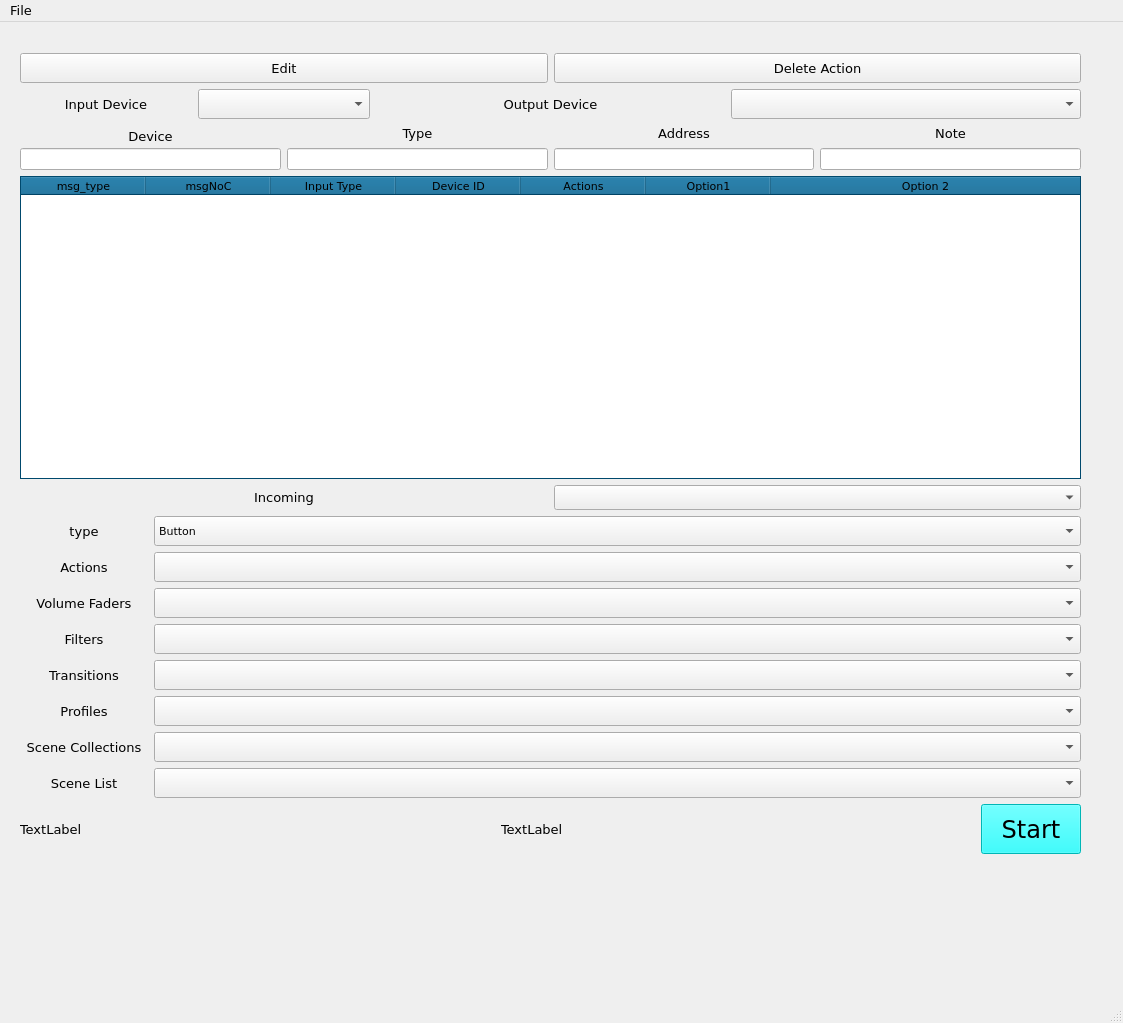
Before: the Qt Designer form qtOBSMIDI.ui in cpyarger/Midi2OBS-Configurator, drawn with Qt 5.
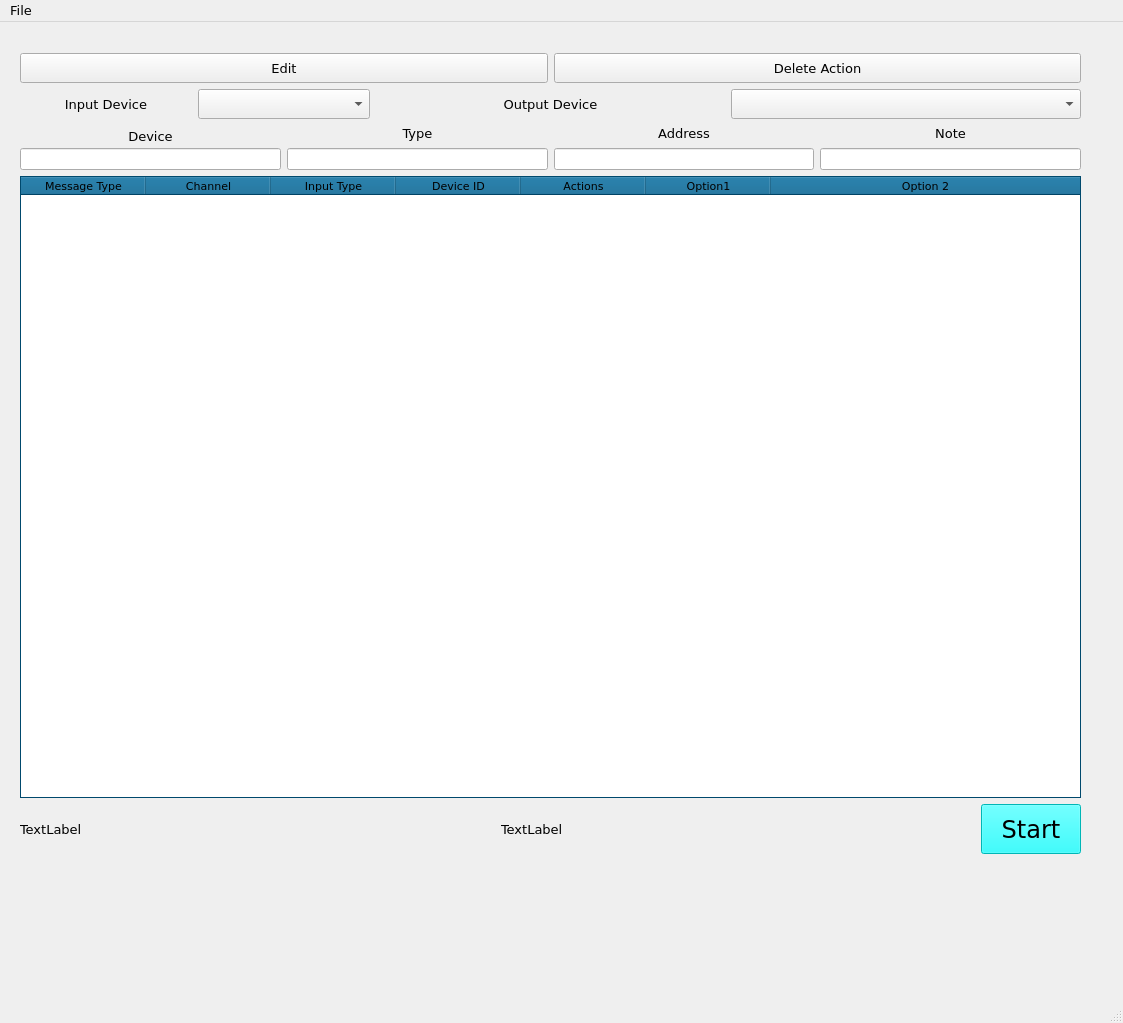
After: the same form once the commit is applied. Icons and pictures are not drawn.

Commit message: Setup Volume combobox and Scene Combobox Get started on setup option1 function

```diff
--- a/qtOBSMIDI.ui
+++ b/qtOBSMIDI.ui
@@ -1195,12 +1195,12 @@
        </attribute>
        <column>
         <property name="text">
-         <string>msg_type</string>
+         <string>Message Type</string>
         </property>
        </column>
        <column>
         <property name="text">
-         <string>msgNoC</string>
+         <string>Channel</string>
         </property>
        </column>
        <column>
@@ -1230,488 +1230,6 @@
        </column>
       </widget>
      </item>
-     <item row="8" column="0">
-      <layout class="QFormLayout" name="formLayout_6">
-       <property name="sizeConstraint">
-        <enum>QLayout::SetNoConstraint</enum>
-       </property>
-       <item row="0" column="0">
-        <widget class="QLabel" name="label_6">
-         <property name="sizePolicy">
-          <sizepolicy hsizetype="MinimumExpanding" vsizetype="MinimumExpanding">
-           <horstretch>0</horstretch>
-           <verstretch>0</verstretch>
-          </sizepolicy>
-         </property>
-         <property name="minimumSize">
-          <size>
-           <width>128</width>
-           <height>30</height>
-          </size>
-         </property>
-         <property name="baseSize">
-          <size>
-           <width>0</width>
-           <height>30</height>
-          </size>
-         </property>
-         <property name="text">
-          <string>type</string>
-         </property>
-         <property name="alignment">
-          <set>Qt::AlignCenter</set>
-         </property>
-        </widget>
-       </item>
-       <item row="0" column="1">
-        <widget class="QComboBox" name="InputTypeSelector">
-         <property name="sizePolicy">
-          <sizepolicy hsizetype="MinimumExpanding" vsizetype="MinimumExpanding">
-           <horstretch>0</horstretch>
-           <verstretch>0</verstretch>
-          </sizepolicy>
-         </property>
-         <property name="minimumSize">
-          <size>
-           <width>128</width>
-           <height>30</height>
-          </size>
-         </property>
-         <property name="baseSize">
-          <size>
-           <width>0</width>
-           <height>30</height>
-          </size>
-         </property>
-         <property name="font">
-          <font>
-           <family>Verdana</family>
-           <pointsize>8</pointsize>
-          </font>
-         </property>
-         <item>
-          <property name="text">
-           <string>Button</string>
-          </property>
-         </item>
-         <item>
-          <property name="text">
-           <string>Fader</string>
-          </property>
-         </item>
-        </widget>
-       </item>
-       <item row="1" column="0">
-        <widget class="QLabel" name="label_9">
-         <property name="sizePolicy">
-          <sizepolicy hsizetype="MinimumExpanding" vsizetype="MinimumExpanding">
-           <horstretch>0</horstretch>
-           <verstretch>0</verstretch>
-          </sizepolicy>
-         </property>
-         <property name="minimumSize">
-          <size>
-           <width>128</width>
-           <height>30</height>
-          </size>
-         </property>
-         <property name="baseSize">
-          <size>
-           <width>0</width>
-           <height>30</height>
-          </size>
-         </property>
-         <property name="text">
-          <string>Actions</string>
-         </property>
-         <property name="alignment">
-          <set>Qt::AlignCenter</set>
-         </property>
-        </widget>
-       </item>
-       <item row="1" column="1">
-        <widget class="QComboBox" name="Combo_Action">
-         <property name="sizePolicy">
-          <sizepolicy hsizetype="MinimumExpanding" vsizetype="MinimumExpanding">
-           <horstretch>0</horstretch>
-           <verstretch>0</verstretch>
-          </sizepolicy>
-         </property>
-         <property name="minimumSize">
-          <size>
-           <width>128</width>
-           <height>30</height>
-          </size>
-         </property>
-         <property name="baseSize">
-          <size>
-           <width>0</width>
-           <height>30</height>
-          </size>
-         </property>
-         <property name="font">
-          <font>
-           <family>Verdana</family>
-           <pointsize>8</pointsize>
-          </font>
-         </property>
-        </widget>
-       </item>
-       <item row="2" column="0">
-        <widget class="QLabel" name="label_11">
-         <property name="sizePolicy">
-          <sizepolicy hsizetype="MinimumExpanding" vsizetype="MinimumExpanding">
-           <horstretch>0</horstretch>
-           <verstretch>0</verstretch>
-          </sizepolicy>
-         </property>
-         <property name="minimumSize">
-          <size>
-           <width>128</width>
-           <height>30</height>
-          </size>
-         </property>
-         <property name="baseSize">
-          <size>
-           <width>0</width>
-           <height>30</height>
-          </size>
-         </property>
-         <property name="text">
-          <string>Volume Faders</string>
-         </property>
-         <property name="alignment">
-          <set>Qt::AlignCenter</set>
-         </property>
-        </widget>
-       </item>
-       <item row="2" column="1">
-        <widget class="QComboBox" name="box_volumeFaders">
-         <property name="sizePolicy">
-          <sizepolicy hsizetype="MinimumExpanding" vsizetype="MinimumExpanding">
-           <horstretch>0</horstretch>
-           <verstretch>0</verstretch>
-          </sizepolicy>
-         </property>
-         <property name="minimumSize">
-          <size>
-           <width>128</width>
-           <height>30</height>
-          </size>
-         </property>
-         <property name="baseSize">
-          <size>
-           <width>0</width>
-           <height>30</height>
-          </size>
-         </property>
-         <property name="font">
-          <font>
-           <family>Verdana</family>
-           <pointsize>8</pointsize>
-          </font>
-         </property>
-        </widget>
-       </item>
-       <item row="4" column="0">
-        <widget class="QLabel" name="label_12">
-         <property name="sizePolicy">
-          <sizepolicy hsizetype="MinimumExpanding" vsizetype="MinimumExpanding">
-           <horstretch>0</horstretch>
-           <verstretch>0</verstretch>
-          </sizepolicy>
-         </property>
-         <property name="minimumSize">
-          <size>
-           <width>128</width>
-           <height>30</height>
-          </size>
-         </property>
-         <property name="baseSize">
-          <size>
-           <width>0</width>
-           <height>30</height>
-          </size>
-         </property>
-         <property name="text">
-          <string>Filters</string>
-         </property>
-         <property name="alignment">
-          <set>Qt::AlignCenter</set>
-         </property>
-        </widget>
-       </item>
-       <item row="4" column="1">
-        <widget class="QComboBox" name="box_filtersFaders">
-         <property name="sizePolicy">
-          <sizepolicy hsizetype="MinimumExpanding" vsizetype="MinimumExpanding">
-           <horstretch>0</horstretch>
-           <verstretch>0</verstretch>
-          </sizepolicy>
-         </property>
-         <property name="minimumSize">
-          <size>
-           <width>128</width>
-           <height>30</height>
-          </size>
-         </property>
-         <property name="baseSize">
-          <size>
-           <width>0</width>
-           <height>30</height>
-          </size>
-         </property>
-         <property name="font">
-          <font>
-           <family>Verdana</family>
-           <pointsize>8</pointsize>
-          </font>
-         </property>
-        </widget>
-       </item>
-       <item row="5" column="0">
-        <widget class="QLabel" name="label_13">
-         <property name="sizePolicy">
-          <sizepolicy hsizetype="MinimumExpanding" vsizetype="MinimumExpanding">
-           <horstretch>0</horstretch>
-           <verstretch>0</verstretch>
-          </sizepolicy>
-         </property>
-         <property name="minimumSize">
-          <size>
-           <width>128</width>
-           <height>30</height>
-          </size>
-         </property>
-         <property name="baseSize">
-          <size>
-           <width>0</width>
-           <height>30</height>
-          </size>
-         </property>
-         <property name="text">
-          <string>Transitions</string>
-         </property>
-         <property name="alignment">
-          <set>Qt::AlignCenter</set>
-         </property>
-        </widget>
-       </item>
-       <item row="5" column="1">
-        <widget class="QComboBox" name="box_transitions">
-         <property name="sizePolicy">
-          <sizepolicy hsizetype="MinimumExpanding" vsizetype="MinimumExpanding">
-           <horstretch>0</horstretch>
-           <verstretch>0</verstretch>
-          </sizepolicy>
-         </property>
-         <property name="minimumSize">
-          <size>
-           <width>128</width>
-           <height>30</height>
-          </size>
-         </property>
-         <property name="baseSize">
-          <size>
-           <width>0</width>
-           <height>30</height>
-          </size>
-         </property>
-         <property name="font">
-          <font>
-           <family>Verdana</family>
-           <pointsize>8</pointsize>
-          </font>
-         </property>
-        </widget>
-       </item>
-       <item row="7" column="0">
-        <widget class="QLabel" name="label_14">
-         <property name="sizePolicy">
-          <sizepolicy hsizetype="MinimumExpanding" vsizetype="MinimumExpanding">
-           <horstretch>0</horstretch>
-           <verstretch>0</verstretch>
-          </sizepolicy>
-         </property>
-         <property name="minimumSize">
-          <size>
-           <width>128</width>
-           <height>30</height>
-          </size>
-         </property>
-         <property name="baseSize">
-          <size>
-           <width>0</width>
-           <height>30</height>
-          </size>
-         </property>
-         <property name="text">
-          <string>Profiles</string>
-         </property>
-         <property name="alignment">
-          <set>Qt::AlignCenter</set>
-         </property>
-        </widget>
-       </item>
-       <item row="7" column="1">
-        <widget class="QComboBox" name="box_profiles">
-         <property name="sizePolicy">
-          <sizepolicy hsizetype="MinimumExpanding" vsizetype="MinimumExpanding">
-           <horstretch>0</horstretch>
-           <verstretch>0</verstretch>
-          </sizepolicy>
-         </property>
-         <property name="minimumSize">
-          <size>
-           <width>128</width>
-           <height>30</height>
-          </size>
-         </property>
-         <property name="baseSize">
-          <size>
-           <width>0</width>
-           <height>30</height>
-          </size>
-         </property>
-         <property name="font">
-          <font>
-           <family>Verdana</family>
-           <pointsize>8</pointsize>
-          </font>
-         </property>
-        </widget>
-       </item>
-       <item row="8" column="0">
-        <widget class="QLabel" name="label_15">
-         <property name="sizePolicy">
-          <sizepolicy hsizetype="MinimumExpanding" vsizetype="MinimumExpanding">
-           <horstretch>0</horstretch>
-           <verstretch>0</verstretch>
-          </sizepolicy>
-         </property>
-         <property name="minimumSize">
-          <size>
-           <width>128</width>
-           <height>30</height>
-          </size>
-         </property>
-         <property name="baseSize">
-          <size>
-           <width>0</width>
-           <height>30</height>
-          </size>
-         </property>
-         <property name="text">
-          <string>Scene Collections</string>
-         </property>
-         <property name="alignment">
-          <set>Qt::AlignCenter</set>
-         </property>
-        </widget>
-       </item>
-       <item row="8" column="1">
-        <widget class="QComboBox" name="box_collections">
-         <property name="sizePolicy">
-          <sizepolicy hsizetype="MinimumExpanding" vsizetype="MinimumExpanding">
-           <horstretch>0</horstretch>
-           <verstretch>0</verstretch>
-          </sizepolicy>
-         </property>
-         <property name="minimumSize">
-          <size>
-           <width>128</width>
-           <height>30</height>
-          </size>
-         </property>
-         <property name="baseSize">
-          <size>
-           <width>0</width>
-           <height>30</height>
-          </size>
-         </property>
-         <property name="font">
-          <font>
-           <family>Verdana</family>
-           <pointsize>8</pointsize>
-          </font>
-         </property>
-        </widget>
-       </item>
-       <item row="9" column="0">
-        <widget class="QLabel" name="label_10">
-         <property name="sizePolicy">
-          <sizepolicy hsizetype="MinimumExpanding" vsizetype="MinimumExpanding">
-           <horstretch>0</horstretch>
-           <verstretch>0</verstretch>
-          </sizepolicy>
-         </property>
-         <property name="minimumSize">
-          <size>
-           <width>128</width>
-           <height>30</height>
-          </size>
-         </property>
-         <property name="baseSize">
-          <size>
-           <width>0</width>
-           <height>30</height>
-          </size>
-         </property>
-         <property name="text">
-          <string>Scene List</string>
-         </property>
-         <property name="alignment">
-          <set>Qt::AlignCenter</set>
-         </property>
-        </widget>
-       </item>
-       <item row="9" column="1">
-        <widget class="QComboBox" name="Combo_scene_list_box">
-         <property name="sizePolicy">
-          <sizepolicy hsizetype="MinimumExpanding" vsizetype="MinimumExpanding">
-           <horstretch>0</horstretch>
-           <verstretch>0</verstretch>
-          </sizepolicy>
-         </property>
-         <property name="minimumSize">
-          <size>
-           <width>128</width>
-           <height>30</height>
-          </size>
-         </property>
-         <property name="baseSize">
-          <size>
-           <width>0</width>
-           <height>30</height>
-          </size>
-         </property>
-         <property name="font">
-          <font>
-           <family>Verdana</family>
-           <pointsize>8</pointsize>
-          </font>
-         </property>
-        </widget>
-       </item>
-      </layout>
-     </item>
-     <item row="5" column="0">
-      <layout class="QGridLayout" name="gridLayout_2">
-       <item row="0" column="1">
-        <widget class="QComboBox" name="table_incoming"/>
-       </item>
-       <item row="0" column="0">
-        <widget class="QLabel" name="label_2">
-         <property name="text">
-          <string>Incoming</string>
-         </property>
-         <property name="alignment">
-          <set>Qt::AlignCenter</set>
-         </property>
-        </widget>
-       </item>
-      </layout>
-     </item>
      <item row="0" column="0">
       <layout class="QHBoxLayout" name="horizontalLayout_5">
        <item>
```
Left out of the diff: 2 changed lines with no effect on the pictures. The commit also changes 2 other files.
